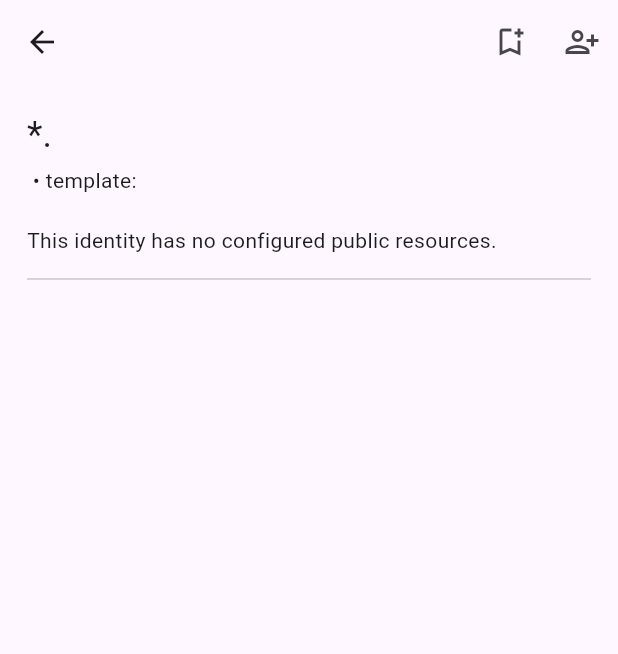
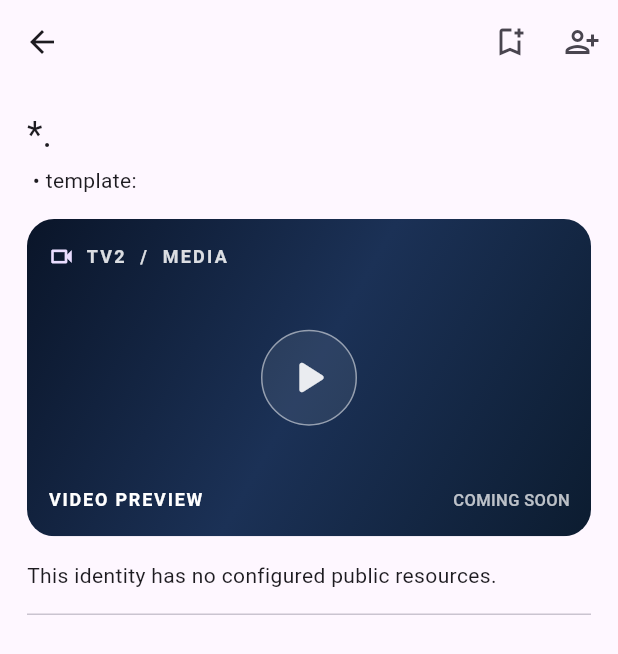
Before and after one commit to JSweatman/TV2-Development, a Flutter app: the TemplateScreen screen opened directly with empty values, on a phone screen of 412 x 824 dp. Shown: the top 654 px of the screen. Run offline on Flutter 3.47's test engine with Material 3 defaults, Android fonts, the phone set to English and light mode, and no system bars; our stand-ins replace shared_preferences; accounts and stored records are empty; network calls fail.

Commit message:
TV2 demo polish: static video/media preview in tester and listing screens (#22)
* Add accessible static TV2 media-preview panel with explicit coming-soon state

* Show nonfunctional media-preview section in keypad tester and listing detail

* Test media panel visibility and preserved keypad, SAVE and Address Book flows

* Archive media teaser limitations and demo acceptance criteria for Squarespace conversations

* Prevent country-selector header overflow on compact Android widths

```diff
--- /dev/null
+++ b/TV2_flutter/lib/video_preview_placeholder.dart
@@ -0,0 +1,101 @@
+import 'package:flutter/material.dart';
+
+/// Visual-only TV2 test-bed media area. No playback, connection, camera,
+/// permissions, player controls or media network requests are implemented.
+class VideoPreviewPlaceholder extends StatelessWidget {
+  const VideoPreviewPlaceholder({super.key, this.compact = false});
+
+  final bool compact;
+
+  @override
+  Widget build(BuildContext context) {
+    final accent = Theme.of(context).colorScheme.primaryContainer;
+    return Semantics(
+      container: true,
+      label: 'Video preview placeholder. Playback is not available in this TV2 test build.',
+      child: ClipRRect(
+        borderRadius: BorderRadius.circular(18),
+        child: Container(
+          key: const Key('tv2-video-placeholder'),
+          width: double.infinity,
+          decoration: const BoxDecoration(
+            gradient: LinearGradient(
+              begin: Alignment.topLeft,
+              end: Alignment.bottomRight,
+              colors: [Color(0xFF0A1529), Color(0xFF1B3156), Color(0xFF0C1C30)],
+            ),
+          ),
+          child: Stack(
+            fit: StackFit.expand,
+            children: [
+              Positioned(
+                top: compact ? 10 : 16,
+                left: 14,
+                child: Row(
+                  mainAxisSize: MainAxisSize.min,
+                  children: [
+                    Icon(Icons.videocam_outlined, size: compact ? 15 : 18, color: accent),
+                    const SizedBox(width: 7),
+                    Text(
+                      'TV2  /  MEDIA',
+                      style: TextStyle(
+                        color: Colors.white.withValues(alpha: 0.85),
+                        fontWeight: FontWeight.w700,
+                        fontSize: compact ? 10 : 12,
+                        letterSpacing: 1.5,
+                      ),
+                    ),
+                  ],
+                ),
+              ),
+              Center(
+                child: Container(
+                  width: compact ? 46 : 64,
+                  height: compact ? 46 : 64,
+                  decoration: BoxDecoration(
+                    shape: BoxShape.circle,
+                    color: Colors.white.withValues(alpha: 0.08),
+                    border: Border.all(color: Colors.white.withValues(alpha: 0.5)),
+                  ),
+                  child: Icon(
+                    Icons.play_arrow_rounded,
+                    color: Colors.white.withValues(alpha: 0.9),
+                    size: compact ? 30 : 38,
+                  ),
+                ),
+              ),
+              Positioned(
+                bottom: compact ? 9 : 16,
+                left: 14,
+                right: 14,
+                child: Row(
+                  children: [
+                    Expanded(
+                      child: Text(
+                        'VIDEO PREVIEW',
+                        style: TextStyle(
+                          color: Colors.white,
+                          fontWeight: FontWeight.w700,
+                          fontSize: compact ? 10 : 12,
+                          letterSpacing: 1.2,
+                        ),
+                      ),
+                    ),
+                    Text(
+                      'COMING SOON',
+                      style: TextStyle(
+                        color: Colors.white.withValues(alpha: 0.72),
+                        fontWeight: FontWeight.w500,
+                        fontSize: compact ? 9 : 11,
+                      ),
+                    ),
+                  ],
+                ),
+              ),
+            ],
+          ),
+        ),
+      ),
+    );
+  }
+}
```
Also changed, not shown: TV2_flutter/lib/home_screen.dart (+39 -7 lines), 2 other files.
